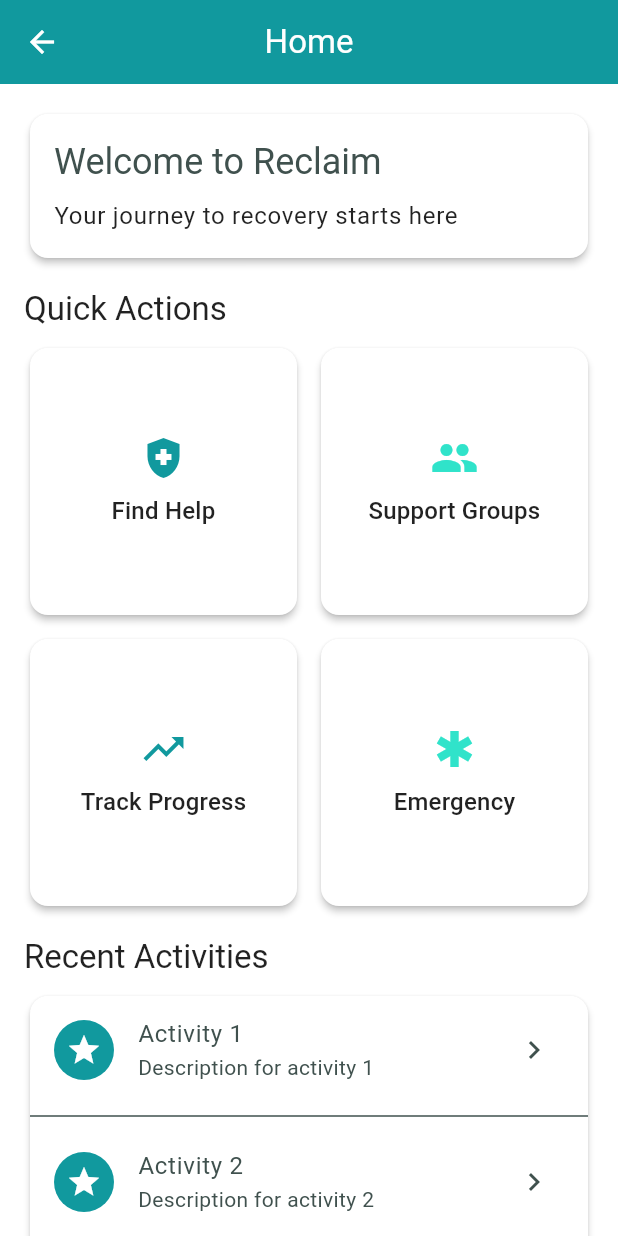
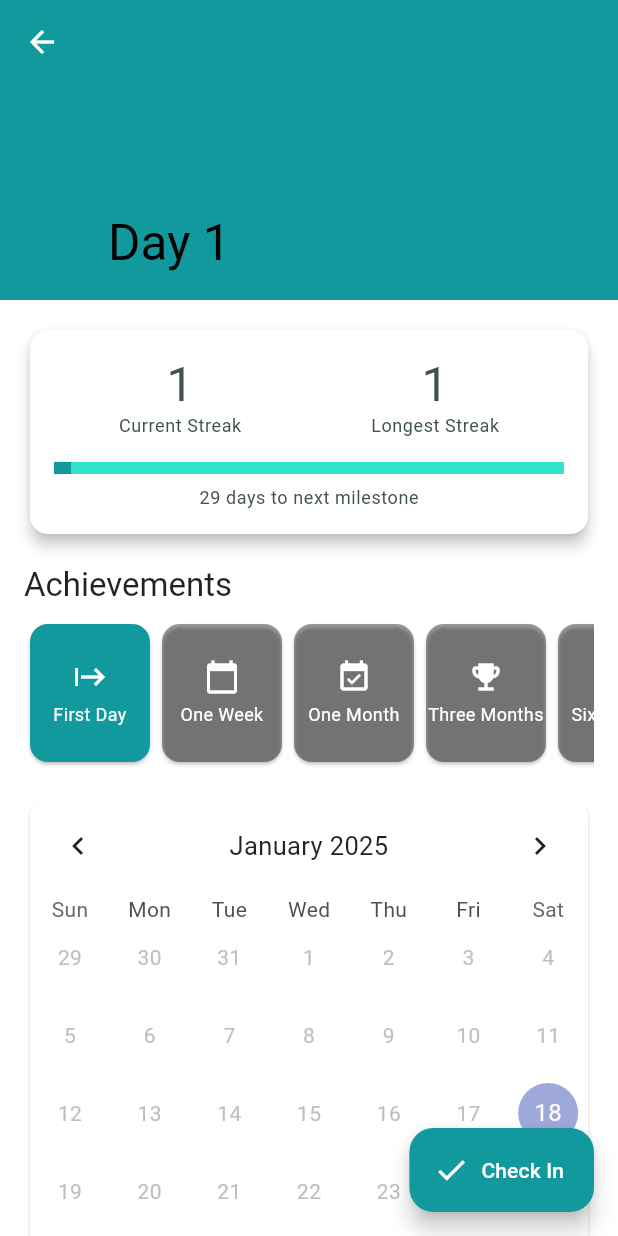
Before and after one commit to Abelboby/Reclaim, a Flutter app: the HomeScreen screen opened directly, after a tap on "Track Progress", on a phone screen of 412 x 824 dp. Run offline on Flutter 3.47's test engine with Material 3 defaults, Android fonts, the phone set to English and light mode, and no system bars; drawn by our look-alikes of table_calendar; our stand-ins replace confetti, firebase_auth, firebase_core, flutter_local_notifications, google_generative_ai, google_sign_in and 2 more; accounts and stored records are empty.

Commit message:
Implemented streak feature

```diff
--- /dev/null
+++ b/lib/core/models/sobriety_data.dart
@@ -0,0 +1,52 @@
+class SobrietyData {
+  final DateTime startDate;
+  final List<DateTime> checkIns;
+  final int currentStreak;
+  final int longestStreak;
+  final Map<String, bool> achievements;
+
+  SobrietyData({
+    required this.startDate,
+    required this.checkIns,
+    required this.currentStreak,
+    required this.longestStreak,
+    required this.achievements,
+  });
+
+  Map<String, dynamic> toJson() => {
+    'startDate': startDate.toIso8601String(),
+    'checkIns': checkIns.map((date) => date.toIso8601String()).toList(),
+    'currentStreak': currentStreak,
+    'longestStreak': longestStreak,
+    'achievements': achievements,
+  };
+
+  factory SobrietyData.fromJson(Map<String, dynamic> json) {
+    return SobrietyData(
+      startDate: DateTime.parse(json['startDate']),
+      checkIns: (json['checkIns'] as List)
+          .map((date) => DateTime.parse(date))
+          .toList(),
+      currentStreak: json['currentStreak'],
+      longestStreak: json['longestStreak'],
+      achievements: Map<String, bool>.from(json['achievements']),
+    );
+  }
+
+  factory SobrietyData.initial() {
+    return SobrietyData(
+      startDate: DateTime.now(),
+      checkIns: [DateTime.now()],
+      currentStreak: 1,
+      longestStreak: 1,
+      achievements: {
+        'first_day': true,
+        'one_week': false,
+        'one_month': false,
+        'three_months': false,
+        'six_months': false,
+        'one_year': false,
+      },
+    );
+  }
+}
--- /dev/null
+++ b/lib/core/providers/sobriety_provider.dart
@@ -0,0 +1,151 @@
+import 'package:flutter/foundation.dart';
+import 'package:shared_preferences/shared_preferences.dart';
+import 'dart:convert';
+import '../models/sobriety_data.dart';
+import 'package:flutter_local_notifications/flutter_local_notifications.dart';
+import 'package:timezone/timezone.dart' as tz;
+import 'package:timezone/data/latest.dart' as tz;
+
+class SobrietyProvider extends ChangeNotifier {
+  final SharedPreferences _prefs;
+  SobrietyData? _data;
+  final FlutterLocalNotificationsPlugin _notifications = FlutterLocalNotificationsPlugin();
+
+  SobrietyProvider(this._prefs) {
+    tz.initializeTimeZones();
+    _loadData();
+    _initializeNotifications();
+  }
+
+  SobrietyData? get data => _data;
+
+  Future<void> _initializeNotifications() async {
+    const initializationSettingsAndroid = AndroidInitializationSettings('@mipmap/ic_launcher');
+    const initializationSettingsIOS = DarwinInitializationSettings();
+    const initializationSettings = InitializationSettings(
+      android: initializationSettingsAndroid,
+      iOS: initializationSettingsIOS,
+    );
+
+    await _notifications.initialize(initializationSettings);
+    _scheduleDaily();
+  }
+
+  Future<void> _scheduleDaily() async {
+    await _notifications.zonedSchedule(
+      0,
+      'Daily Check-in Reminder',
+      'Maintain your streak! Log your sobriety progress for today.',
+      _nextInstance(),
+      NotificationDetails(
+        android: AndroidNotificationDetails(
+          'sobriety_tracker',
+          'Sobriety Tracker',
+          channelDescription: 'Daily check-in reminders',
+          importance: Importance.high,
+          priority: Priority.high,
+        ),
+      ),
+      androidAllowWhileIdle: true,
+      uiLocalNotificationDateInterpretation: UILocalNotificationDateInterpretation.absoluteTime,
+      matchDateTimeComponents: DateTimeComponents.time,
+    );
+  }
+
+  tz.TZDateTime _nextInstance() {
+    final now = tz.TZDateTime.now(tz.local);
+    var scheduled = tz.TZDateTime(tz.local, now.year, now.month, now.day, 20, 0);
+    if (scheduled.isBefore(now)) {
+      scheduled = scheduled.add(const Duration(days: 1));
+    }
+    return scheduled;
+  }
+
+  void _loadData() {
+    final jsonStr = _prefs.getString('sobriety_data');
+    if (jsonStr != null) {
+      _data = SobrietyData.fromJson(jsonDecode(jsonStr));
+    } else {
+      _data = SobrietyData.initial();
+      _saveData();
+    }
+    notifyListeners();
+  }
+
+  void _saveData() {
+    if (_data != null) {
+      _prefs.setString('sobriety_data', jsonEncode(_data!.toJson()));
+    }
+  }
+
+  Future<void> checkIn() async {
+    if (_data == null) return;
+
+    final today = DateTime(
+      DateTime.now().year,
+      DateTime.now().month,
+      DateTime.now().day,
+    );
+
+    if (!_data!.checkIns.contains(today)) {
+      final checkIns = List<DateTime>.from(_data!.checkIns)..add(today);
+      int currentStreak = _calculateCurrentStreak(checkIns);
+      int longestStreak = currentStreak > _data!.longestStreak
+          ? currentStreak
+          : _data!.longestStreak;
+
+      final achievements = Map<String, bool>.from(_data!.achievements);
+      _updateAchievements(achievements, currentStreak);
+
+      _data = SobrietyData(
+        startDate: _data!.startDate,
+        checkIns: checkIns,
+        currentStreak: currentStreak,
+        longestStreak: longestStreak,
+        achievements: achievements,
+      );
+
+      _saveData();
+      notifyListeners();
+    }
+  }
+
+  int _calculateCurrentStreak(List<DateTime> checkIns) {
+    if (checkIns.isEmpty) return 0;
+
+    checkIns.sort((a, b) => b.compareTo(a));
+    int streak = 1;
+    final today = DateTime(
+      DateTime.now().year,
+      DateTime.now().month,
+      DateTime.now().day,
+    );
+
+    if (!checkIns.contains(today)) return 0;
+
+    for (int i = 1; i < checkIns.length; i++) {
+      final difference = checkIns[i - 1].difference(checkIns[i]).inDays;
+      if (difference == 1) {
+        streak++;
+      } else {
+        break;
+      }
+    }
+
+    return streak;
+  }
+
+  void _updateAchievements(Map<String, bool> achievements, int currentStreak) {
+    if (currentStreak >= 7) achievements['one_week'] = true;
+    if (currentStreak >= 30) achievements['one_month'] = true;
+    if (currentStreak >= 90) achievements['three_months'] = true;
+    if (currentStreak >= 180) achievements['six_months'] = true;
+    if (currentStreak >= 365) achievements['one_year'] = true;
+  }
+
+  void reset() {
+    _data = SobrietyData.initial();
+    _saveData();
+    notifyListeners();
+  }
+}
--- a/lib/main.dart
+++ b/lib/main.dart
@@ -8,6 +8,7 @@ import 'core/providers/auth_provider.dart';
 import 'core/providers/theme_provider.dart';
 import 'core/providers/news_provider.dart';
 import 'core/providers/chat_provider.dart';
+import 'core/providers/sobriety_provider.dart';
 
 // Make it available for other files to import
 final GlobalKey<NavigatorState> navigatorKey = GlobalKey<NavigatorState>();
@@ -34,6 +35,7 @@ class MyApp extends StatelessWidget {
         ChangeNotifierProvider(create: (_) => ThemeProvider(prefs)),
         ChangeNotifierProvider(create: (_) => NewsProvider()),
         ChangeNotifierProvider(create: (_) => ChatProvider(prefs)),
+        ChangeNotifierProvider(create: (_) => SobrietyProvider(prefs)),
       ],
       child: Consumer<ThemeProvider>(
         builder: (context, themeProvider, _) {
--- a/lib/presentation/screens/home/home_screen.dart
+++ b/lib/presentation/screens/home/home_screen.dart
@@ -1,5 +1,6 @@
 import 'package:flutter/material.dart';
 import '../../../core/constants/app_colors.dart';
+import '../tracker/tracker_screen.dart';
 
 class HomeScreen extends StatelessWidget {
   const HomeScreen({super.key});
@@ -19,6 +20,18 @@ class HomeScreen extends StatelessWidget {
           _buildQuickActions(context),
           const SizedBox(height: 16),
           _buildRecentActivities(context),
+          ListTile(
+            leading: const Icon(Icons.track_changes),
+            title: const Text('Track Progress'),
+            onTap: () {
+              Navigator.push(
+                context,
+                MaterialPageRoute(
+                  builder: (context) => const TrackerScreen(),
+                ),
+              );
+            },
+          ),
         ],
       ),
     );
@@ -103,7 +116,15 @@ class HomeScreen extends StatelessWidget {
       elevation: 2,
       child: InkWell(
         onTap: () {
-          // Handle action tap
+          if (title == 'Track Progress') {
+            Navigator.push(
+              context,
+              MaterialPageRoute(
+                builder: (context) => const TrackerScreen(),
+              ),
+            );
+          }
+          // Handle other actions
         },
         child: Padding(
           padding: const EdgeInsets.all(16),
--- /dev/null
+++ b/lib/presentation/screens/tracker/tracker_screen.dart
@@ -0,0 +1,260 @@
+import 'package:flutter/material.dart';
+import 'package:provider/provider.dart';
+import 'package:confetti/confetti.dart';
+import 'package:table_calendar/table_calendar.dart';
+import '../../../core/providers/sobriety_provider.dart';
+import '../../../core/models/sobriety_data.dart';
+import 'dart:math' show pi;
+
+class TrackerScreen extends StatefulWidget {
+  const TrackerScreen({super.key});
+
+  @override
+  State<TrackerScreen> createState() => _TrackerScreenState();
+}
+
+class _TrackerScreenState extends State<TrackerScreen> {
+  late ConfettiController _confettiController;
+
+  @override
+  void initState() {
+    super.initState();
+    _confettiController = ConfettiController(duration: const Duration(seconds: 2));
+  }
+
+  @override
+  void dispose() {
+    _confettiController.dispose();
+    super.dispose();
+  }
+
+  @override
+  Widget build(BuildContext context) {
+    return Scaffold(
+      body: Consumer<SobrietyProvider>(
+        builder: (context, provider, child) {
+          final data = provider.data;
+          if (data == null) return const Center(child: CircularProgressIndicator());
+
+          return Stack(
+            children: [
+              CustomScrollView(
+                slivers: [
+                  SliverAppBar(
+                    expandedHeight: 200,
+                    pinned: true,
+                    flexibleSpace: FlexibleSpaceBar(
+                      title: Text('Day ${data.currentStreak}'),
+                      background: Container(
+                        decoration: BoxDecoration(
+                          gradient: LinearGradient(
+                            begin: Alignment.topCenter,
+                            end: Alignment.bottomCenter,
+                            colors: [
+                              Theme.of(context).primaryColor,
+                              Theme.of(context).primaryColor.withOpacity(0.8),
+                            ],
+                          ),
+                        ),
+                      ),
+                    ),
+                  ),
+                  SliverToBoxAdapter(
+                    child: Padding(
+                      padding: const EdgeInsets.all(16.0),
+                      child: Column(
+                        crossAxisAlignment: CrossAxisAlignment.start,
+                        children: [
+                          _buildStreakCard(data),
+                          const SizedBox(height: 16),
+                          _buildAchievements(data),
+                          const SizedBox(height: 16),
+                          _buildCalendar(data),
+                        ],
+                      ),
+                    ),
+                  ),
+                ],
+              ),
+              Align(
+                alignment: Alignment.topCenter,
+                child: ConfettiWidget(
+                  confettiController: _confettiController,
+                  blastDirection: pi / 2,
+                  maxBlastForce: 5,
+                  minBlastForce: 2,
+                  emissionFrequency: 0.05,
+                  numberOfParticles: 50,
+                  gravity: 0.1,
+                ),
+              ),
+            ],
+          );
+        },
+      ),
+      floatingActionButton: FloatingActionButton.extended(
+        onPressed: () => _handleCheckIn(context),
+        label: const Text('Check In'),
+        icon: const Icon(Icons.check),
+      ),
+    );
+  }
+
+  Widget _buildStreakCard(SobrietyData data) {
+    return Card(
+      elevation: 4,
+      child: Padding(
+        padding: const EdgeInsets.all(16.0),
+        child: Column(
+          children: [
+            Row(
+              mainAxisAlignment: MainAxisAlignment.spaceAround,
+              children: [
+                _buildStreakInfo('Current Streak', data.currentStreak),
+                _buildStreakInfo('Longest Streak', data.longestStreak),
+              ],
+            ),
+            const SizedBox(height: 16),
+            LinearProgressIndicator(
+              value: data.currentStreak / 30, // Progress towards monthly goal
+              minHeight: 8,
+            ),
+            const SizedBox(height: 8),
+            Text(
+              '${30 - data.currentStreak} days to next milestone',
+              style: Theme.of(context).textTheme.bodySmall,
+            ),
+          ],
+        ),
+      ),
+    );
+  }
+
+  Widget _buildStreakInfo(String label, int days) {
+    return Column(
+      children: [
+        Text(
+          days.toString(),
+          style: Theme.of(context).textTheme.headlineLarge,
+        ),
+        Text(
+          label,
+          style: Theme.of(context).textTheme.bodySmall,
+        ),
+      ],
+    );
+  }
+
+  Widget _buildAchievements(SobrietyData data) {
+    final achievements = {
+      'first_day': ['First Day', Icons.start],
+      'one_week': ['One Week', Icons.calendar_today],
+      'one_month': ['One Month', Icons.event_available],
+      'three_months': ['Three Months', Icons.emoji_events],
+      'six_months': ['Six Months', Icons.military_tech],
+      'one_year': ['One Year', Icons.workspace_premium],
+    };
+
+    return Column(
+      crossAxisAlignment: CrossAxisAlignment.start,
+      children: [
+        Text(
+          'Achievements',
+          style: Theme.of(context).textTheme.titleLarge,
+        ),
+        const SizedBox(height: 8),
+        SizedBox(
+          height: 100,
+          child: ListView.builder(
+            scrollDirection: Axis.horizontal,
+            itemCount: achievements.length,
+            itemBuilder: (context, index) {
+              final achievement = achievements.entries.elementAt(index);
+              final isUnlocked = data.achievements[achievement.key] ?? false;
+              return Card(
+                color: isUnlocked
+                    ? Theme.of(context).primaryColor
+                    : Theme.of(context).disabledColor,
+                child: SizedBox(
+                  width: 80,
+                  child: Column(
+                    mainAxisAlignment: MainAxisAlignment.center,
+                    children: [
+                      Icon(
+                        achievement.value[1] as IconData,
+                        color: Colors.white,
+                      ),
+                      const SizedBox(height: 4),
+                      Text(
+                        achievement.value[0] as String,
+                        style: const TextStyle(
+                          color: Colors.white,
+                          fontSize: 12,
+                        ),
+                        textAlign: TextAlign.center,
+                      ),
+                    ],
+                  ),
+                ),
+              );
+            },
+          ),
+        ),
+      ],
+    );
+  }
+
+  Widget _buildCalendar(SobrietyData data) {
+    return Card(
+      child: TableCalendar(
+        firstDay: data.startDate,
+        lastDay: DateTime.now(),
+        focusedDay: DateTime.now(),
+        calendarFormat: CalendarFormat.month,
+        eventLoader: (day) {
+          return data.checkIns.contains(DateTime(
+            day.year,
+            day.month,
+            day.day,
+          ))
+              ? [true]
+              : [];
+        },
+        headerStyle: const HeaderStyle(
+          formatButtonVisible: false,
+          titleCentered: true,
+        ),
+        calendarStyle: CalendarStyle(
+          markerDecoration: BoxDecoration(
+            color: Theme.of(context).primaryColor,
+            shape: BoxShape.circle,
+          ),
+        ),
+      ),
+    );
+  }
+
+  void _handleCheckIn(BuildContext context) {
+    showDialog(
+      context: context,
+      builder: (context) => AlertDialog(
+        title: const Text('Daily Check-in'),
+        content: const Text('Confirm your sobriety check-in for today?'),
+        actions: [
+          TextButton(
+            onPressed: () => Navigator.pop(context),
+            child: const Text('Cancel'),
+          ),
+          TextButton(
+            onPressed: () {
+              Navigator.pop(context);
+              _confettiController.play();
+              context.read<SobrietyProvider>().checkIn();
+            },
+            child: const Text('Check In'),
+          ),
+        ],
+      ),
+    );
+  }
+}
--- a/pubspec.yaml
+++ b/pubspec.yaml
@@ -37,6 +37,9 @@ dependencies:
   shared_preferences: ^2.3.5
   http: ^1.2.0
   url_launcher: ^6.2.5
+  confetti: ^0.7.0
+  table_calendar: ^3.0.9
+  flutter_local_notifications: ^16.3.2
 
   # The following adds the Cupertino Icons font to your application.
   # Use with the CupertinoIcons class for iOS style icons.
```
Also changed, not shown: pubspec.lock, 1 other file.
